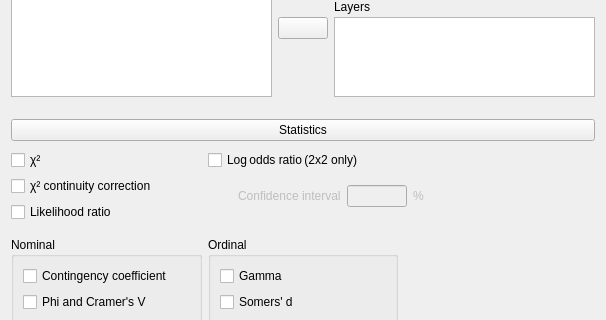
Old version of the form JASP-Desktop/analysisforms/contingencytablesform.ui in the repository jasp-stats/jasp-desktop; both pictures show x 0 to 606 and y 423 to 743 of the 606 by 1493 pixel window.
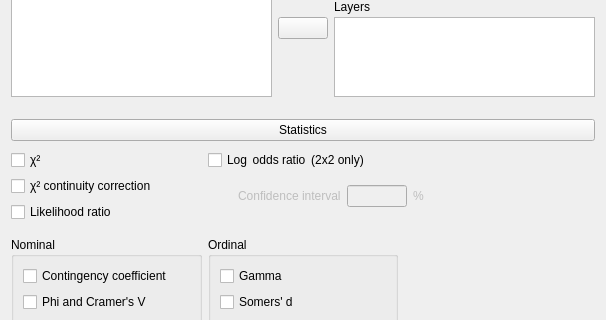
New version of the form. Custom widgets are drawn as their Qt base class.

Commit message: Contingency Table: Change in Label "Log odds ratio"

What changed in the file:
```diff
--- a/JASP-Desktop/analysisforms/contingencytablesform.ui
+++ b/JASP-Desktop/analysisforms/contingencytablesform.ui
@@ -475,7 +475,7 @@
             <item row="1" column="0" colspan="2">
              <widget class="BoundCheckBox" name="oddsRatio">
               <property name="text">
-               <string>Log odds ratio (2x2 only)</string>
+               <string>Log  odds ratio  (2x2 only)</string>
               </property>
              </widget>
             </item>
```
The commit also changes 1 other file.
